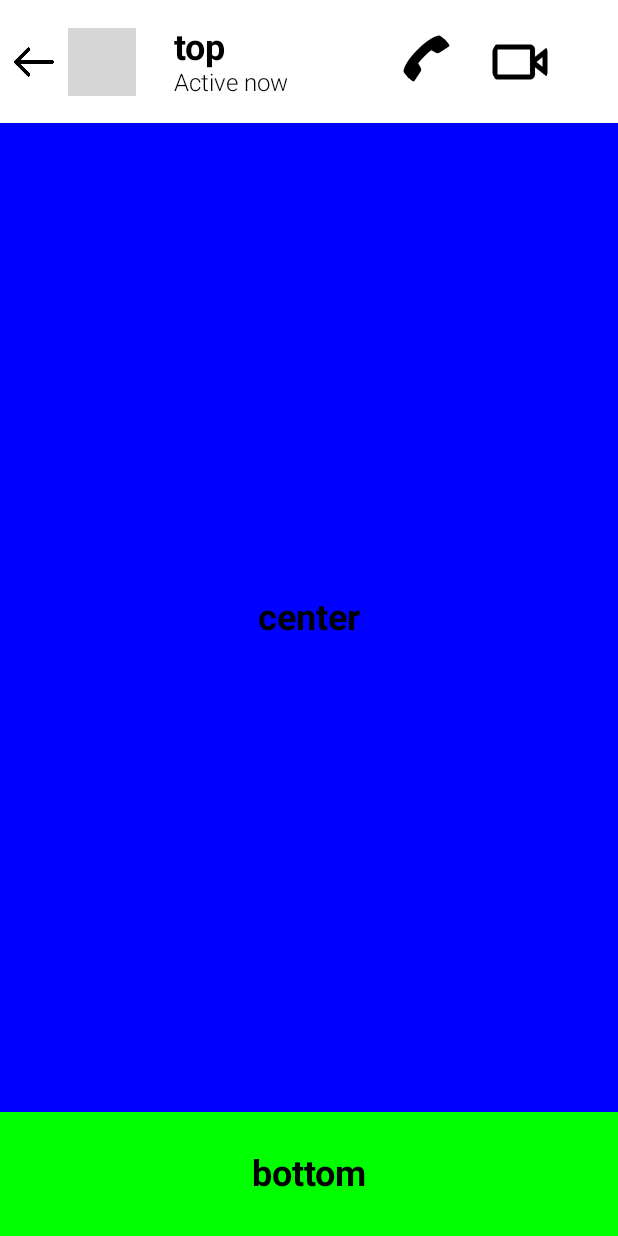
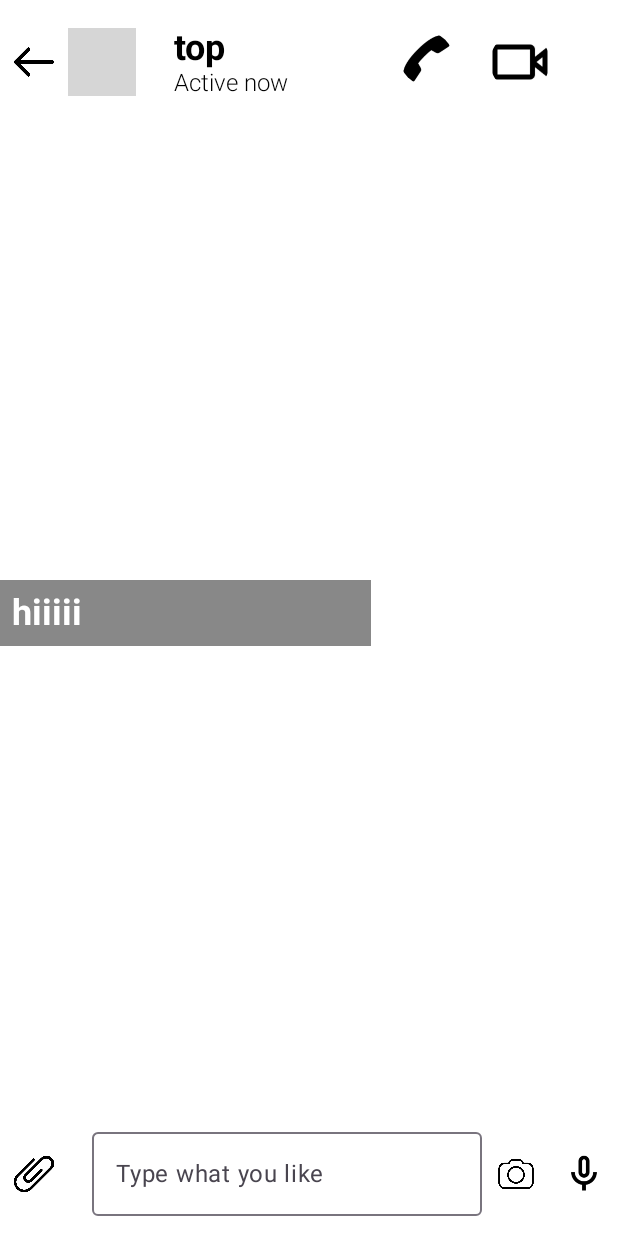
Before and after one commit to NgKhacDuy/android_nang_cao, an Android app built with Jetpack Compose: the @Preview function MessageScreen, on a phone screen of 412 x 824 dp. Run offline under Robolectric (Android 15) with nearby library versions, the phone set to English and light mode, and no system bars; grey boxes are pictures that could not be loaded.

Commit message:
done navBottom Message screen

```diff
--- a/app/src/main/java/com/example/android_advance/ui/Message/MessageScreen.kt
+++ b/app/src/main/java/com/example/android_advance/ui/Message/MessageScreen.kt
@@ -8,11 +8,13 @@ import androidx.compose.foundation.layout.Column
 import androidx.compose.foundation.layout.Row
 import androidx.compose.foundation.layout.fillMaxSize
 import androidx.compose.foundation.layout.fillMaxWidth
+import androidx.compose.foundation.layout.height
 import androidx.compose.foundation.layout.offset
 import androidx.compose.foundation.layout.padding
 import androidx.compose.foundation.layout.size
 import androidx.compose.foundation.layout.width
 import androidx.compose.foundation.shape.CircleShape
+import androidx.compose.material3.OutlinedTextField
 import androidx.compose.material3.Text
 import androidx.compose.runtime.Composable
 import androidx.compose.ui.Alignment
@@ -90,7 +92,9 @@ fun MessageScreen() {
                     )
                 }
                 Row(
-                    modifier = Modifier.offset(x=100.dp).width(100.dp),
+                    modifier = Modifier
+                        .offset(x = 100.dp)
+                        .width(100.dp),
                     horizontalArrangement = Arrangement.SpaceBetween
                 ){
                     Image(painter = painterResource(
@@ -121,41 +125,124 @@ fun MessageScreen() {
 
             }
 
-            // Second Row with size 6/10
+            // Second Row with size 8/10
             Row(
                 modifier = Modifier
                     .fillMaxWidth()
-                    .weight(0.8f)
-                    .background(Color.Blue) ,// Replace with your desired background color
+                    .weight(0.8f),
+//                    .background(Color.Blue) ,// Replace with your desired background color
                 verticalAlignment = Alignment.CenterVertically,
                 horizontalArrangement = Arrangement.Center
             ) {
-                Text(
-                    text = "center",
-                    color = Color.Black,
-                    fontSize = 24.sp,
-                    fontWeight = FontWeight.Bold,
-                    modifier = Modifier
-                        .padding(16.dp)
-                )
+                MessageRow(message = "hiiiii", isSentByMe =false)
+//                Text(
+//                    text = "center",
+//                    color = Color.Black,
+//                    fontSize = 24.sp,
+//                    fontWeight = FontWeight.Bold,
+//                    modifier = Modifier
+//                        .padding(16.dp)
+//                )
             }
 
             // Third Row with size 2/10
             Row(
                 modifier = Modifier
                     .fillMaxWidth()
-                    .weight(0.1f)
-                    .background(Color.Green) ,// Replace with your desired background color
+                    .weight(0.1f),
                 verticalAlignment = Alignment.CenterVertically,
-                horizontalArrangement = Arrangement.Center
+                horizontalArrangement = Arrangement.SpaceAround
+            ) {
+                Image(
+                    painter = painterResource(id = R.drawable.attach_file),
+                    contentDescription =null,
+                    modifier = Modifier
+                        .size(45.dp)
+                        .clip(CircleShape)
+                        .padding(8.dp)
+                    ,
+                    contentScale = ContentScale.Crop
+
+                )
+                OutlinedTextField(
+                    value = "", // Pass your state variable here
+                    onValueChange = { /* handle value change */ },
+                    placeholder = { Text("Type what you like") },
+                    modifier = Modifier
+                        .weight(1f) // Takes the remaining available space
+                        .padding(start = 16.dp)
+                )
+                Image(
+                    painter = painterResource(id = R.drawable.camera),
+                    contentDescription =null,
+                    modifier = Modifier
+                        .size(45.dp)
+                        .clip(CircleShape)
+                        .padding(8.dp)
+                    ,
+                    contentScale = ContentScale.Crop
+
+                )
+                Image(
+                    painter = painterResource(id = R.drawable.icons8_mic_96),
+                    contentDescription =null,
+                    modifier = Modifier
+                        .size(45.dp)
+                        .clip(CircleShape)
+                        .padding(8.dp)
+                    ,
+                    contentScale = ContentScale.Crop
+
+                )
+
+            }
+        }
+    }
+}
+
+@Composable
+fun MessageRow(message: String, isSentByMe: Boolean) {
+    val widthPercentage = 0.6f // Adjust the percentage as needed
+    Box(
+        modifier = Modifier
+            .fillMaxWidth()
+            .height(50.dp)
+//            .padding(8.dp)
+    ) {
+        if (isSentByMe) {
+            // If the message is sent by me, display on the right
+            Box(
+                modifier = Modifier
+                    .fillMaxWidth(widthPercentage)
+                    .background(Color.Blue) // Replace with your desired background color
+                    .padding(8.dp),
+                contentAlignment = Alignment.CenterEnd
             ) {
                 Text(
-                    text = "bottom",
-                    color = Color.Black,
+                    text = message,
+                    color = Color.White,
                     fontSize = 24.sp,
                     fontWeight = FontWeight.Bold,
                     modifier = Modifier
-                        .padding(16.dp)
+//                        .padding(16.dp)
+                )
+            }
+        } else {
+            // If the message is received, display on the left
+            Box(
+                modifier = Modifier
+                    .fillMaxWidth(widthPercentage)
+                    .background(Color.Gray) // Replace with your desired background color
+                    .padding(8.dp),
+                contentAlignment = Alignment.CenterStart
+            ) {
+                Text(
+                    text = message,
+                    color = Color.White,
+                    fontSize = 24.sp,
+                    fontWeight = FontWeight.Bold,
+                    modifier = Modifier
+//                        .padding(16.dp)
                 )
             }
         }
```
Also changed, not shown: app/src/main/res/drawable/attach_file.png (added), app/src/main/res/drawable/camera.png (added).
